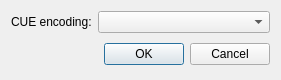
First picture: the form in src/plugins/Input/cue/settingsdialog.ui, repository ksv1986/qmmp-staging, before the edit.
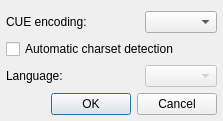
Second picture: the form after the edit.

Commit message: cue plugin: added automatic charset detection (Closes issue 50)

What changed in the file:
```diff
--- a/src/plugins/Input/cue/settingsdialog.ui
+++ b/src/plugins/Input/cue/settingsdialog.ui
@@ -1,21 +1,30 @@
 <ui version="4.0" >
  <class>SettingsDialog</class>
- <widget class="QDialog" name="SettingsDialog" >
-  <property name="geometry" >
+ <widget class="QDialog" name="SettingsDialog">
+  <property name="geometry">
    <rect>
     <x>0</x>
     <y>0</y>
-    <width>261</width>
-    <height>78</height>
+    <width>223</width>
+    <height>119</height>
    </rect>
   </property>
   <property name="windowTitle" >
    <string>CUE Plugin Settings</string>
   </property>
-  <layout class="QGridLayout" name="gridLayout" >
-   <item row="0" column="0" >
-    <widget class="QLabel" name="label_17_2_2" >
-     <property name="focusPolicy" >
+  <layout class="QGridLayout" name="gridLayout">
+   <property name="leftMargin">
+    <number>6</number>
+   </property>
+   <property name="rightMargin">
+    <number>6</number>
+   </property>
+   <property name="bottomMargin">
+    <number>6</number>
+   </property>
+   <item row="0" column="0" colspan="2">
+    <widget class="QLabel" name="label_17_2_2">
+     <property name="focusPolicy">
       <enum>Qt::TabFocus</enum>
      </property>
      <property name="layoutDirection" >
@@ -29,25 +38,36 @@
      </property>
     </widget>
    </item>
-   <item row="0" column="1" colspan="2" >
-    <widget class="QComboBox" name="cueEncComboBox" />
+   <item row="0" column="2">
+    <widget class="QComboBox" name="cueEncComboBox"/>
    </item>
-   <item row="1" column="0" colspan="2" >
-    <spacer>
-     <property name="orientation" >
-      <enum>Qt::Horizontal</enum>
+   <item row="1" column="0" colspan="3">
+    <widget class="QCheckBox" name="autoCharsetCheckBox">
+     <property name="text">
+      <string>Automatic charset detection</string>
      </property>
-     <property name="sizeHint" stdset="0" >
-      <size>
-       <width>144</width>
-       <height>30</height>
-      </size>
+    </widget>
+   </item>
+   <item row="2" column="0" colspan="2">
+    <widget class="QLabel" name="label">
+     <property name="enabled">
+      <bool>true</bool>
      </property>
-    </spacer>
+     <property name="text">
+      <string>Language:</string>
+     </property>
+    </widget>
    </item>
-   <item row="1" column="2" >
-    <widget class="QDialogButtonBox" name="buttonBox" >
-     <property name="standardButtons" >
+   <item row="2" column="2">
+    <widget class="QComboBox" name="encaAnalyserComboBox">
+     <property name="enabled">
+      <bool>false</bool>
+     </property>
+    </widget>
+   </item>
+   <item row="3" column="0" colspan="3">
+    <widget class="QDialogButtonBox" name="buttonBox">
+     <property name="standardButtons">
       <set>QDialogButtonBox::Cancel|QDialogButtonBox::Ok</set>
      </property>
     </widget>
```
Left out of the diff: 43 changed lines with no effect on the pictures. The commit also changes 24 other files.
